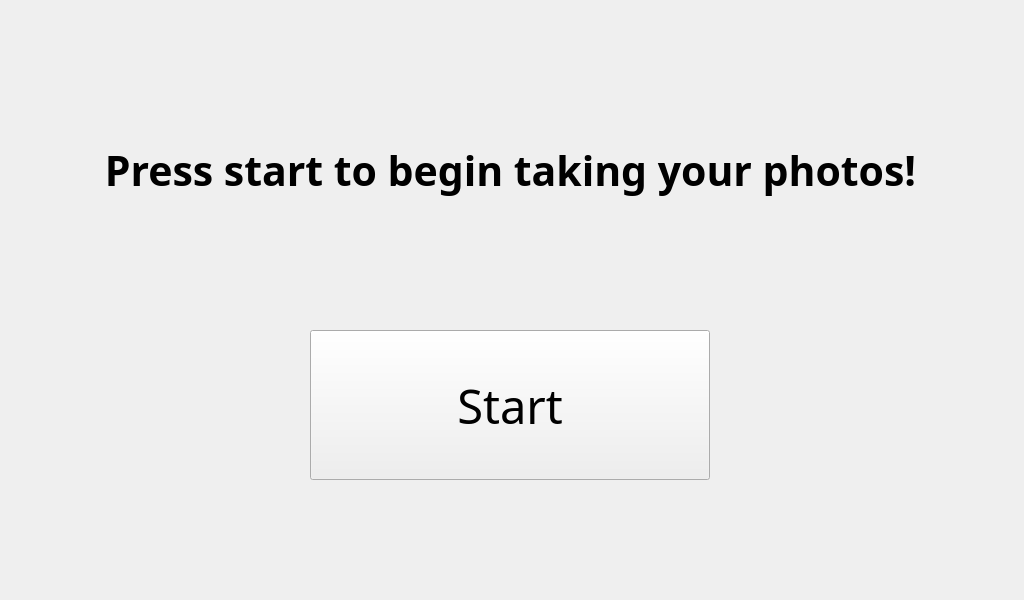
hayrayl/photobooth, file qt_designer_files/home_screen_designer.ui: the form before one commit.
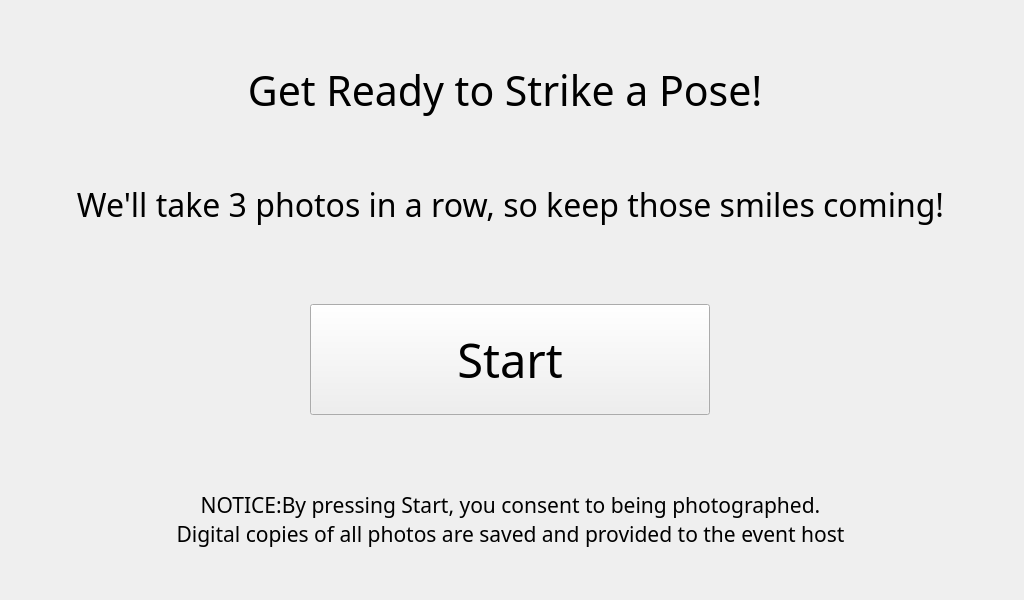
The form after the commit.

The edit to the form file:
```diff
--- a/qt_designer_files/home_screen_designer.ui
+++ b/qt_designer_files/home_screen_designer.ui
@@ -30,21 +30,21 @@
    <property name="geometry">
     <rect>
      <x>0</x>
-     <y>60</y>
+     <y>35</y>
      <width>1021</width>
-     <height>221</height>
+     <height>111</height>
     </rect>
    </property>
    <property name="font">
     <font>
      <family>Pacifico</family>
      <pointsize>31</pointsize>
-     <weight>75</weight>
-     <bold>true</bold>
+     <weight>50</weight>
+     <bold>false</bold>
     </font>
    </property>
    <property name="text">
-    <string>Press start to begin taking your photos!</string>
+    <string>Get Ready to Strike a Pose! </string>
    </property>
    <property name="alignment">
     <set>Qt::AlignCenter</set>
@@ -54,9 +54,9 @@
    <property name="geometry">
     <rect>
      <x>310</x>
-     <y>330</y>
+     <y>304</y>
      <width>400</width>
-     <height>150</height>
+     <height>111</height>
     </rect>
    </property>
    <property name="font">
@@ -69,6 +69,55 @@
     <string>Start</string>
    </property>
   </widget>
+  <widget class="QLabel" name="label_header_2">
+   <property name="geometry">
+    <rect>
+     <x>0</x>
+     <y>464</y>
+     <width>1021</width>
+     <height>111</height>
+    </rect>
+   </property>
+   <property name="font">
+    <font>
+     <family>Pacifico</family>
+     <pointsize>16</pointsize>
+     <weight>50</weight>
+     <bold>false</bold>
+    </font>
+   </property>
+   <property name="text">
+    <string>NOTICE:By pressing Start, you consent to being photographed.
+Digital copies of all photos are saved and provided to the event host</string>
+   </property>
+   <property name="alignment">
+    <set>Qt::AlignCenter</set>
+   </property>
+  </widget>
+  <widget class="QLabel" name="label_header_3">
+   <property name="geometry">
+    <rect>
+     <x>0</x>
+     <y>154</y>
+     <width>1021</width>
+     <height>101</height>
+    </rect>
+   </property>
+   <property name="font">
+    <font>
+     <family>Pacifico</family>
+     <pointsize>24</pointsize>
+     <weight>50</weight>
+     <bold>false</bold>
+    </font>
+   </property>
+   <property name="text">
+    <string>We'll take 3 photos in a row, so keep those smiles coming!</string>
+   </property>
+   <property name="alignment">
+    <set>Qt::AlignCenter</set>
+   </property>
+  </widget>
  </widget>
  <resources/>
  <connections/>
```
